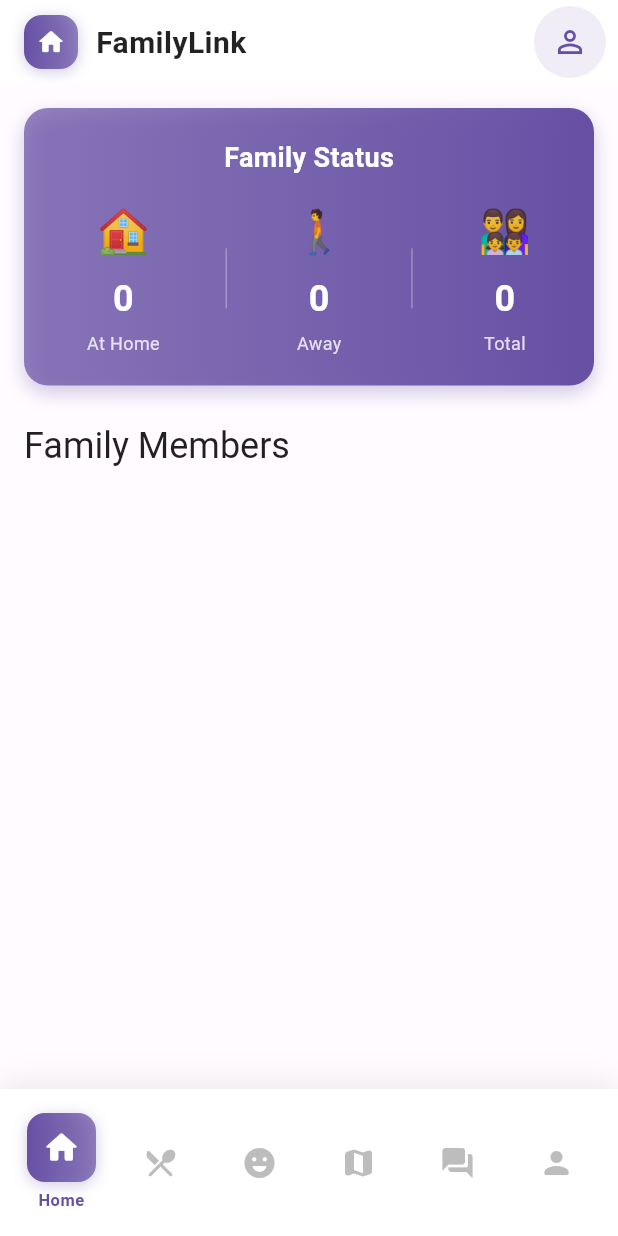
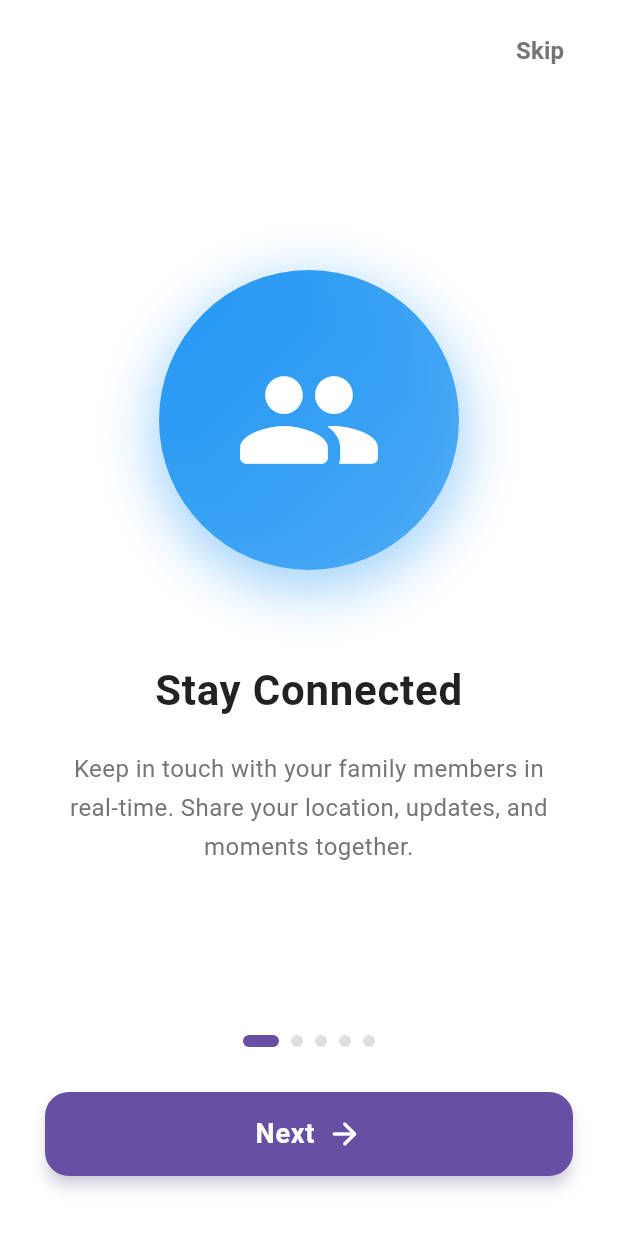
Before and after one commit to YoussefSalem582/Family-Link, a Flutter app: the screen it shows after launch, on a phone screen of 412 x 824 dp. Run offline on Flutter 3.47's test engine with Material 3 defaults, Android fonts, the phone set to English and light mode, and no system bars; our stand-ins replace cloud_firestore, firebase_auth, firebase_core, firebase_messaging, firebase_storage, flutter_local_notifications and 5 more; accounts and stored records are empty.

Commit message:
feat: Implement splash and onboarding screens with navigation and view models

```diff
--- a/lib/core/routes/app_pages.dart
+++ b/lib/core/routes/app_pages.dart
@@ -1,4 +1,8 @@
 import 'package:get/get.dart';
+import '../../modules/splash/view/splash_view.dart';
+import '../../modules/splash/viewmodel/splash_viewmodel.dart';
+import '../../modules/onboarding/view/onboarding_view.dart';
+import '../../modules/onboarding/viewmodel/onboarding_viewmodel.dart';
 import '../../modules/main_container/view/main_container_view.dart';
 import '../../modules/main_container/binding/main_container_binding.dart';
 import '../../modules/home/view/home_view.dart';
@@ -16,9 +20,25 @@ import '../../modules/profile/viewmodel/profile_viewmodel.dart';
 import 'app_routes.dart';
 
 class AppPages {
-  static const initial = AppRoutes.mainContainer;
+  static const initial = AppRoutes.splash;
 
   static final routes = [
+    GetPage(
+      name: AppRoutes.splash,
+      page: () => SplashView(),
+      binding: BindingsBuilder(() {
+        Get.lazyPut(() => SplashViewModel());
+      }),
+      transition: Transition.fadeIn,
+    ),
+    GetPage(
+      name: AppRoutes.onboarding,
+      page: () => OnboardingView(),
+      binding: BindingsBuilder(() {
+        Get.lazyPut(() => OnboardingViewModel());
+      }),
+      transition: Transition.fadeIn,
+    ),
     GetPage(
       name: AppRoutes.mainContainer,
       page: () => MainContainerView(),
--- a/lib/core/routes/app_routes.dart
+++ b/lib/core/routes/app_routes.dart
@@ -1,6 +1,7 @@
 abstract class AppRoutes {
-  // Auth
+  // Auth & Onboarding
   static const splash = '/';
+  static const onboarding = '/onboarding';
   static const login = '/login';
   static const register = '/register';
 
--- /dev/null
+++ b/lib/modules/onboarding/view/onboarding_view.dart
@@ -0,0 +1,228 @@
+import 'package:flutter/material.dart';
+import 'package:get/get.dart';
+import '../viewmodel/onboarding_viewmodel.dart';
+
+class OnboardingView extends StatelessWidget {
+  const OnboardingView({super.key});
+
+  @override
+  Widget build(BuildContext context) {
+    final controller = Get.put(OnboardingViewModel());
+    final isDark = Theme.of(context).brightness == Brightness.dark;
+
+    return Scaffold(
+      backgroundColor: isDark ? Color(0xFF121212) : Colors.white,
+      body: SafeArea(
+        child: Column(
+          children: [
+            // Skip button
+            Padding(
+              padding: EdgeInsets.symmetric(horizontal: 20, vertical: 10),
+              child: Align(
+                alignment: Alignment.topRight,
+                child: TextButton(
+                  onPressed: controller.skipOnboarding,
+                  child: Text(
+                    'Skip',
+                    style: TextStyle(
+                      fontSize: 16,
+                      fontWeight: FontWeight.w600,
+                      color: isDark ? Colors.grey[400] : Colors.grey[600],
+                    ),
+                  ),
+                ),
+              ),
+            ),
+
+            // PageView with onboarding screens
+            Expanded(
+              child: PageView.builder(
+                controller: controller.pageController,
+                onPageChanged: controller.onPageChanged,
+                itemCount: controller.onboardingPages.length,
+                itemBuilder: (context, index) {
+                  final page = controller.onboardingPages[index];
+                  return _OnboardingPage(
+                    title: page['title']!,
+                    description: page['description']!,
+                    icon: page['icon'] as IconData,
+                    color: page['color'] as Color,
+                    isDark: isDark,
+                  );
+                },
+              ),
+            ),
+
+            // Page indicators
+            Obx(
+              () => Row(
+                mainAxisAlignment: MainAxisAlignment.center,
+                children: List.generate(
+                  controller.onboardingPages.length,
+                  (index) => _PageIndicator(
+                    isActive: index == controller.currentPage.value,
+                    isDark: isDark,
+                  ),
+                ),
+              ),
+            ),
+
+            SizedBox(height: 30),
+
+            // Next/Get Started button
+            Padding(
+              padding: EdgeInsets.symmetric(horizontal: 30),
+              child: Obx(
+                () => SizedBox(
+                  width: double.infinity,
+                  height: 56,
+                  child: ElevatedButton(
+                    onPressed: controller.nextPage,
+                    style: ElevatedButton.styleFrom(
+                      backgroundColor: Theme.of(context).primaryColor,
+                      foregroundColor: Colors.white,
+                      shape: RoundedRectangleBorder(
+                        borderRadius: BorderRadius.circular(16),
+                      ),
+                      elevation: 4,
+                      shadowColor: Theme.of(
+                        context,
+                      ).primaryColor.withOpacity(0.4),
+                    ),
+                    child: Row(
+                      mainAxisAlignment: MainAxisAlignment.center,
+                      children: [
+                        Text(
+                          controller.currentPage.value ==
+                                  controller.onboardingPages.length - 1
+                              ? 'Get Started'
+                              : 'Next',
+                          style: TextStyle(
+                            fontSize: 18,
+                            fontWeight: FontWeight.bold,
+                            letterSpacing: 0.5,
+                          ),
+                        ),
+                        SizedBox(width: 8),
+                        Icon(
+                          controller.currentPage.value ==
+                                  controller.onboardingPages.length - 1
+                              ? Icons.check_circle_outline
+                              : Icons.arrow_forward_rounded,
+                          size: 24,
+                        ),
+                      ],
+                    ),
+                  ),
+                ),
+              ),
+            ),
+
+            SizedBox(height: 40),
+          ],
+        ),
+      ),
+    );
+  }
+}
+
+class _OnboardingPage extends StatelessWidget {
+  final String title;
+  final String description;
+  final IconData icon;
+  final Color color;
+  final bool isDark;
+
+  const _OnboardingPage({
+    required this.title,
+    required this.description,
+    required this.icon,
+    required this.color,
+    required this.isDark,
+  });
+
+  @override
+  Widget build(BuildContext context) {
+    return Padding(
+      padding: EdgeInsets.symmetric(horizontal: 40),
+      child: Column(
+        mainAxisAlignment: MainAxisAlignment.center,
+        children: [
+          // Icon container
+          Container(
+            width: 200,
+            height: 200,
+            decoration: BoxDecoration(
+              gradient: LinearGradient(
+                begin: Alignment.topLeft,
+                end: Alignment.bottomRight,
+                colors: [color, color.withOpacity(0.7)],
+              ),
+              shape: BoxShape.circle,
+              boxShadow: [
+                BoxShadow(
+                  color: color.withOpacity(0.4),
+                  blurRadius: 30,
+                  spreadRadius: 5,
+                  offset: Offset(0, 10),
+                ),
+              ],
+            ),
+            child: Icon(icon, size: 100, color: Colors.white),
+          ),
+
+          SizedBox(height: 60),
+
+          // Title
+          Text(
+            title,
+            style: TextStyle(
+              fontSize: 28,
+              fontWeight: FontWeight.bold,
+              color: isDark ? Colors.white : Colors.black87,
+              letterSpacing: 0.5,
+            ),
+            textAlign: TextAlign.center,
+          ),
+
+          SizedBox(height: 20),
+
+          // Description
+          Text(
+            description,
+            style: TextStyle(
+              fontSize: 16,
+              height: 1.6,
+              color: isDark ? Colors.grey[400] : Colors.grey[600],
+              letterSpacing: 0.3,
+            ),
+            textAlign: TextAlign.center,
+          ),
+        ],
+      ),
+    );
+  }
+}
+
+class _PageIndicator extends StatelessWidget {
+  final bool isActive;
+  final bool isDark;
+
+  const _PageIndicator({required this.isActive, required this.isDark});
+
+  @override
+  Widget build(BuildContext context) {
+    return AnimatedContainer(
+      duration: Duration(milliseconds: 300),
+      margin: EdgeInsets.symmetric(horizontal: 4),
+      height: 8,
+      width: isActive ? 24 : 8,
+      decoration: BoxDecoration(
+        color: isActive
+            ? Theme.of(context).primaryColor
+            : (isDark ? Colors.grey[700] : Colors.grey[300]),
+        borderRadius: BorderRadius.circular(4),
+      ),
+    );
+  }
+}
--- /dev/null
+++ b/lib/modules/onboarding/viewmodel/onboarding_viewmodel.dart
@@ -0,0 +1,80 @@
+import 'package:flutter/material.dart';
+import 'package:get/get.dart';
+import 'package:get_storage/get_storage.dart';
+import '../../../core/routes/app_routes.dart';
+
+class OnboardingViewModel extends GetxController {
+  final PageController pageController = PageController();
+  final _storage = GetStorage();
+
+  final currentPage = 0.obs;
+
+  final List<Map<String, dynamic>> onboardingPages = [
+    {
+      'title': 'Stay Connected',
+      'description':
+          'Keep in touch with your family members in real-time. Share your location, updates, and moments together.',
+      'icon': Icons.people_rounded,
+      'color': Colors.blue,
+    },
+    {
+      'title': 'Share Meals Together',
+      'description':
+          'Plan and track family meals. Know who\'s eating what and when, making family time easier to coordinate.',
+      'icon': Icons.restaurant_rounded,
+      'color': Colors.orange,
+    },
+    {
+      'title': 'Track Family Moods',
+      'description':
+          'Share how you\'re feeling with your family. Stay emotionally connected and support each other better.',
+      'icon': Icons.mood_rounded,
+      'color': Colors.purple,
+    },
+    {
+      'title': 'Real-time Location',
+      'description':
+          'See where your family members are on the map. Feel secure knowing everyone is safe and sound.',
+      'icon': Icons.map_rounded,
+      'color': Colors.green,
+    },
+    {
+      'title': 'Family Wall',
+      'description':
+          'Share photos, updates, and memories on your private family wall. Create lasting memories together.',
+      'icon': Icons.photo_library_rounded,
+      'color': Colors.pink,
+    },
+  ];
+
+  void onPageChanged(int index) {
+    currentPage.value = index;
+  }
+
+  void nextPage() {
+    if (currentPage.value < onboardingPages.length - 1) {
+      pageController.nextPage(
+        duration: Duration(milliseconds: 300),
+        curve: Curves.easeInOut,
+      );
+    } else {
+      // Mark onboarding as complete and navigate to main app
+      completeOnboarding();
+    }
+  }
+
+  void skipOnboarding() {
+    completeOnboarding();
+  }
+
+  void completeOnboarding() {
+    _storage.write('hasSeenOnboarding', true);
+    Get.offAllNamed(AppRoutes.mainContainer);
+  }
+
+  @override
+  void onClose() {
+    pageController.dispose();
+    super.onClose();
+  }
+}
--- a/pubspec.yaml
+++ b/pubspec.yaml
@@ -83,9 +83,8 @@ flutter:
   uses-material-design: true
 
   # To add assets to your application, add an assets section, like this:
-  # assets:
-  #   - images/a_dot_burr.jpeg
-  #   - images/a_dot_ham.jpeg
+  assets:
+    - assets/images/
 
   # An image asset can refer to one or more resolution-specific "variants", see
   # https://flutter.dev/to/resolution-aware-images
```
Also changed, not shown: lib/modules/onboarding/binding/onboarding_binding.dart (added, +9 -0 lines), lib/modules/splash/binding/splash_binding.dart (added, +9 -0 lines), lib/modules/splash/view/splash_view.dart (added, +171 -0 lines), lib/modules/splash/viewmodel/splash_viewmodel.dart (added, +38 -0 lines), 1 other file.
